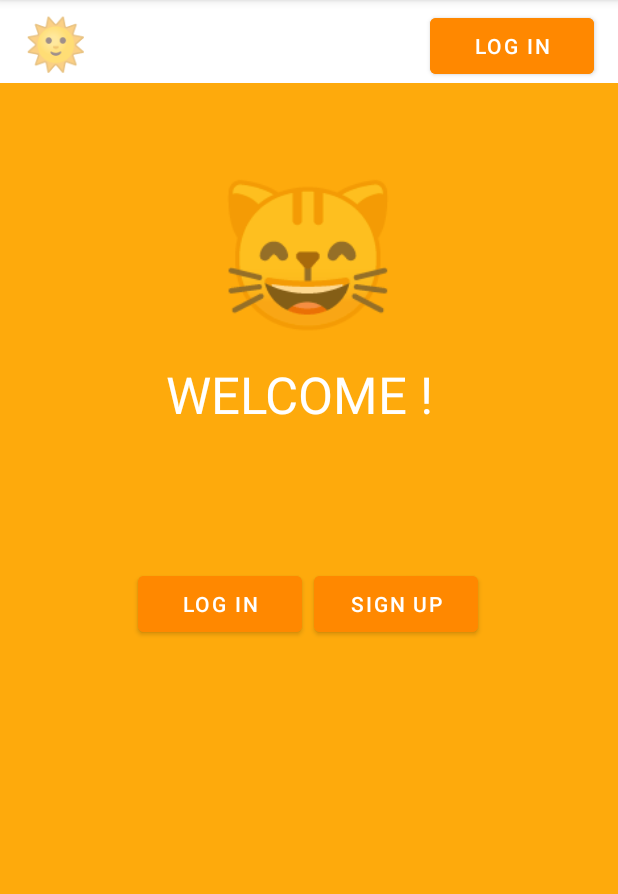
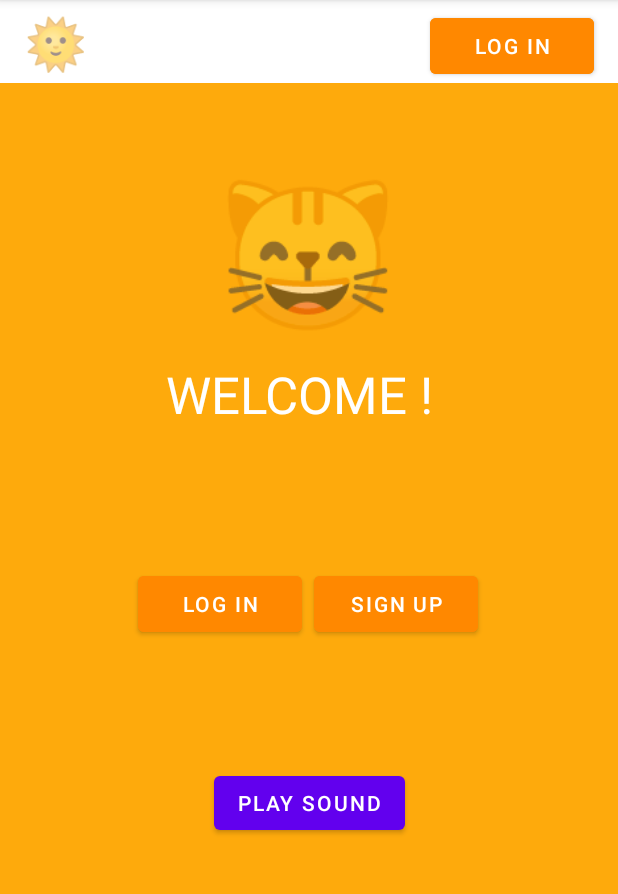
Before and after one commit to senturkkburak/AndroidProject, an Android app: the screen it shows after launch (welcome), on a phone screen of 412 x 824 dp, the part 84-978 px from its top. Run offline under Robolectric (Android 15) with nearby library versions, the light colour scheme and no system bars.

Commit message:
Sound Button Example

```diff
--- a/app/src/main/java/com/example/androidproject/welcome.java
+++ b/app/src/main/java/com/example/androidproject/welcome.java
@@ -1,6 +1,7 @@
 package com.example.androidproject;
 
 import android.content.Intent;
+import android.media.MediaPlayer;
 import android.os.Bundle;
 import android.view.View;
 import android.widget.Button;
@@ -15,7 +16,7 @@ public class welcome extends AppCompatActivity {
         setContentView(R.layout.activity_welcome);
         final Button login = findViewById(R.id.button6);
         final Button signup = findViewById(R.id.button7);
-
+        final Button soundbutton= findViewById(R.id.buttonSound);
 
 
         login.setOnClickListener(new View.OnClickListener() {
@@ -32,6 +33,13 @@ public class welcome extends AppCompatActivity {
                 finish();
             }
         });
+        soundbutton.setOnClickListener(new View.OnClickListener() {
+            @Override
+            public void onClick(View view) {
+                final MediaPlayer mediaPlayer = MediaPlayer.create(welcome.this,R.raw.zyzz);
+                mediaPlayer.start();
+            }
+        });
 
 
     }
--- a/app/src/main/res/layout/activity_welcome.xml
+++ b/app/src/main/res/layout/activity_welcome.xml
@@ -100,4 +100,14 @@
         app:layout_constraintStart_toStartOf="parent"
         app:layout_constraintTop_toTopOf="parent"
         app:layout_constraintVertical_bias="0.007" />
+
+    <Button
+        android:id="@+id/buttonSound"
+        android:layout_width="wrap_content"
+        android:layout_height="wrap_content"
+        android:text="Play Sound"
+        app:layout_constraintBottom_toBottomOf="parent"
+        app:layout_constraintEnd_toEndOf="parent"
+        app:layout_constraintStart_toStartOf="parent"
+        app:layout_constraintTop_toBottomOf="@+id/textView2" />
 </androidx.constraintlayout.widget.ConstraintLayout>
```
Also changed, not shown: 1 other file.
